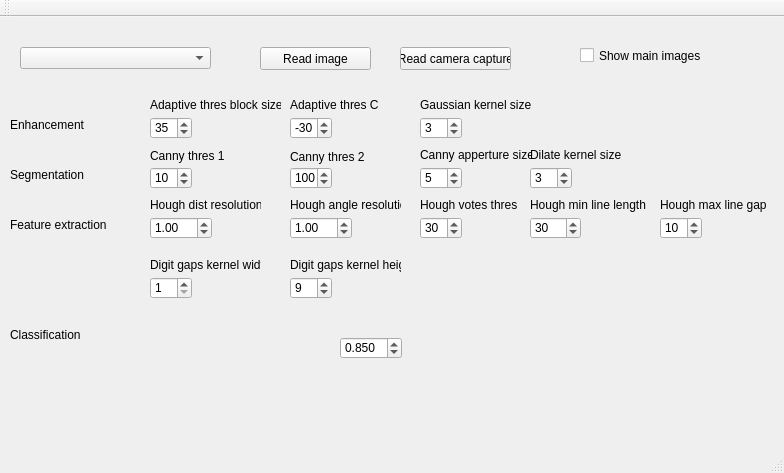
First picture: the form in mainwindow.ui, repository AIHGomaa/EVDProject1, before the edit.
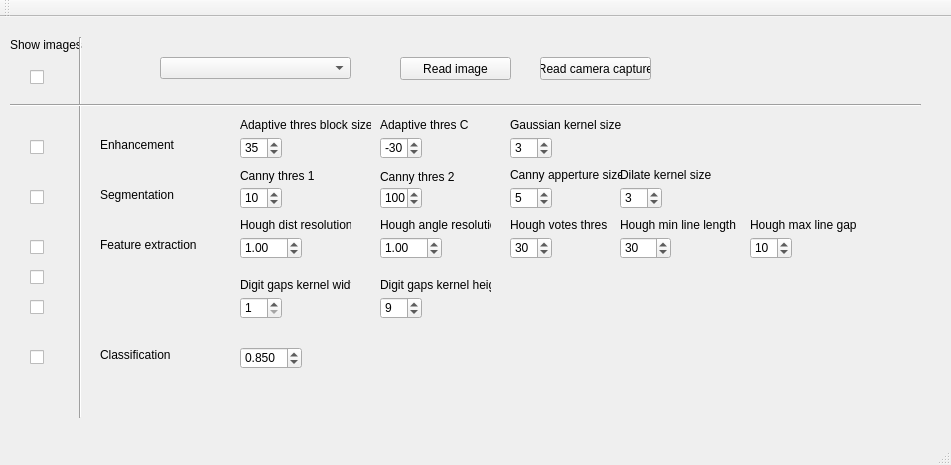
Second picture: the form after the edit.

Commit message: show images configurable per processing step refactoring: classification separated from feature extraction

What changed in the file:
```diff
--- a/mainwindow.ui
+++ b/mainwindow.ui
@@ -6,8 +6,8 @@
    <rect>
     <x>0</x>
     <y>0</y>
-    <width>784</width>
-    <height>473</height>
+    <width>951</width>
+    <height>465</height>
    </rect>
   </property>
   <property name="windowTitle">
@@ -17,8 +17,8 @@
    <widget class="QPushButton" name="btnReadImageValue">
     <property name="geometry">
      <rect>
-      <x>260</x>
-      <y>30</y>
+      <x>400</x>
+      <y>40</y>
       <width>111</width>
       <height>23</height>
      </rect>
@@ -30,8 +30,8 @@
    <widget class="QSpinBox" name="spnEnhancementadaptiveThresholdBlockSize">
     <property name="geometry">
      <rect>
-      <x>150</x>
-      <y>100</y>
+      <x>240</x>
+      <y>120</y>
       <width>42</width>
       <height>22</height>
      </rect>
@@ -49,8 +49,8 @@
    <widget class="QLabel" name="label">
     <property name="geometry">
      <rect>
-      <x>10</x>
-      <y>100</y>
+      <x>100</x>
+      <y>120</y>
       <width>81</width>
       <height>16</height>
      </rect>
@@ -62,8 +62,8 @@
    <widget class="QSpinBox" name="spnEnhancementadaptivethresholdC">
     <property name="geometry">
      <rect>
-      <x>290</x>
-      <y>100</y>
+      <x>380</x>
+      <y>120</y>
       <width>42</width>
       <height>22</height>
      </rect>
@@ -78,8 +78,8 @@
    <widget class="QLabel" name="label_2">
     <property name="geometry">
      <rect>
-      <x>150</x>
-      <y>80</y>
+      <x>240</x>
+      <y>100</y>
       <width>131</width>
       <height>16</height>
      </rect>
@@ -91,8 +91,8 @@
    <widget class="QLabel" name="label_3">
     <property name="geometry">
      <rect>
-      <x>290</x>
-      <y>80</y>
+      <x>380</x>
+      <y>100</y>
       <width>91</width>
       <height>16</height>
      </rect>
@@ -104,8 +104,8 @@
    <widget class="QSpinBox" name="spnEnhancementGaussianKernelSize">
     <property name="geometry">
      <rect>
-      <x>420</x>
-      <y>100</y>
+      <x>510</x>
+      <y>120</y>
       <width>42</width>
       <height>22</height>
      </rect>
@@ -123,8 +123,8 @@
    <widget class="QLabel" name="label_4">
     <property name="geometry">
      <rect>
-      <x>420</x>
-      <y>80</y>
+      <x>510</x>
+      <y>100</y>
       <width>111</width>
       <height>16</height>
      </rect>
@@ -136,8 +136,8 @@
    <widget class="QLabel" name="label_5">
     <property name="geometry">
      <rect>
-      <x>10</x>
-      <y>150</y>
+      <x>100</x>
+      <y>170</y>
       <width>81</width>
       <height>16</height>
      </rect>
@@ -149,8 +149,8 @@
    <widget class="QLabel" name="label_6">
     <property name="geometry">
      <rect>
-      <x>10</x>
-      <y>200</y>
+      <x>100</x>
+      <y>220</y>
       <width>111</width>
       <height>16</height>
      </rect>
@@ -162,8 +162,8 @@
    <widget class="QLabel" name="label_7">
     <property name="geometry">
      <rect>
-      <x>10</x>
-      <y>310</y>
+      <x>100</x>
+      <y>330</y>
       <width>111</width>
       <height>16</height>
      </rect>
@@ -175,8 +175,8 @@
    <widget class="QSpinBox" name="spnSegmentationCannyThreshold2">
     <property name="geometry">
      <rect>
-      <x>290</x>
-      <y>150</y>
+      <x>380</x>
+      <y>170</y>
       <width>42</width>
       <height>22</height>
      </rect>
@@ -191,8 +191,8 @@
    <widget class="QLabel" name="label_8">
     <property name="geometry">
      <rect>
-      <x>290</x>
-      <y>130</y>
+      <x>380</x>
+      <y>150</y>
       <width>91</width>
       <height>20</height>
      </rect>
@@ -204,8 +204,8 @@
    <widget class="QLabel" name="label_9">
     <property name="geometry">
      <rect>
-      <x>150</x>
-      <y>129</y>
+      <x>240</x>
+      <y>149</y>
       <width>91</width>
       <height>20</height>
      </rect>
@@ -217,8 +217,8 @@
    <widget class="QSpinBox" name="spnSegmentationCannyThreshold1">
     <property name="geometry">
      <rect>
-      <x>150</x>
-      <y>150</y>
+      <x>240</x>
+      <y>170</y>
       <width>42</width>
       <height>22</height>
      </rect>
@@ -233,8 +233,8 @@
    <widget class="QLabel" name="label_12">
     <property name="geometry">
      <rect>
-      <x>530</x>
-      <y>130</y>
+      <x>620</x>
+      <y>150</y>
       <width>111</width>
       <height>16</height>
      </rect>
@@ -246,8 +246,8 @@
    <widget class="QSpinBox" name="spnSegmentationDilateKernelSize">
     <property name="geometry">
      <rect>
-      <x>530</x>
-      <y>150</y>
+      <x>620</x>
+      <y>170</y>
       <width>42</width>
       <height>22</height>
      </rect>
@@ -265,8 +265,8 @@
    <widget class="QLabel" name="label_13">
     <property name="geometry">
      <rect>
-      <x>150</x>
-      <y>180</y>
+      <x>240</x>
+      <y>200</y>
       <width>111</width>
       <height>16</height>
      </rect>
@@ -278,8 +278,8 @@
    <widget class="QLabel" name="label_14">
     <property name="geometry">
      <rect>
-      <x>290</x>
-      <y>180</y>
+      <x>380</x>
+      <y>200</y>
       <width>111</width>
       <height>16</height>
      </rect>
@@ -291,8 +291,8 @@
    <widget class="QSpinBox" name="spnFeatureExtractionHoughVotesThreshold">
     <property name="geometry">
      <rect>
-      <x>420</x>
-      <y>200</y>
+      <x>510</x>
+      <y>220</y>
       <width>42</width>
       <height>22</height>
      </rect>
@@ -313,8 +313,8 @@
    <widget class="QLabel" name="label_15">
     <property name="geometry">
      <rect>
-      <x>420</x>
-      <y>180</y>
+      <x>510</x>
+      <y>200</y>
       <width>111</width>
       <height>16</height>
      </rect>
@@ -326,8 +326,8 @@
    <widget class="QSpinBox" name="spnFeatureExtractionHoughMaxLineGap">
     <property name="geometry">
      <rect>
-      <x>660</x>
-      <y>200</y>
+      <x>750</x>
+      <y>220</y>
       <width>42</width>
       <height>22</height>
      </rect>
@@ -351,8 +351,8 @@
    <widget class="QLabel" name="label_16">
     <property name="geometry">
      <rect>
-      <x>660</x>
-      <y>180</y>
+      <x>750</x>
+      <y>200</y>
       <width>111</width>
       <height>16</height>
      </rect>
@@ -364,8 +364,8 @@
    <widget class="QDoubleSpinBox" name="spnFeatureExtractionHoughAngleResolution">
     <property name="geometry">
      <rect>
-      <x>290</x>
-      <y>200</y>
+      <x>380</x>
+      <y>220</y>
       <width>62</width>
       <height>22</height>
      </rect>
@@ -389,8 +389,8 @@
    <widget class="QDoubleSpinBox" name="spnFeatureExtractionHoughDistanceResolution">
     <property name="geometry">
      <rect>
-      <x>150</x>
-      <y>200</y>
+      <x>240</x>
+      <y>220</y>
       <width>62</width>
       <height>22</height>
      </rect>
@@ -408,8 +408,8 @@
    <widget class="QDoubleSpinBox" name="spnFeatureExtractionHoughMinLineLength">
     <property name="geometry">
      <rect>
-      <x>530</x>
-      <y>200</y>
+      <x>620</x>
+      <y>220</y>
       <width>51</width>
       <height>22</height>
      </rect>
@@ -430,8 +430,8 @@
    <widget class="QLabel" name="label_17">
     <property name="geometry">
      <rect>
-      <x>530</x>
-      <y>180</y>
+      <x>620</x>
+      <y>200</y>
       <width>141</width>
       <height>16</height>
      </rect>
@@ -443,8 +443,8 @@
    <widget class="QLabel" name="label_18">
     <property name="geometry">
      <rect>
-      <x>420</x>
-      <y>130</y>
+      <x>510</x>
+      <y>150</y>
       <width>111</width>
       <height>16</height>
      </rect>
@@ -456,8 +456,8 @@
    <widget class="QSpinBox" name="spnSegmentationCannyAppertureSize">
     <property name="geometry">
      <rect>
-      <x>420</x>
-      <y>150</y>
+      <x>510</x>
+      <y>170</y>
       <width>42</width>
       <height>22</height>
      </rect>
@@ -475,8 +475,8 @@
    <widget class="QComboBox" name="cmbTestImages">
     <property name="geometry">
      <rect>
-      <x>20</x>
-      <y>30</y>
+      <x>160</x>
+      <y>40</y>
       <width>191</width>
       <height>22</height>
      </rect>
@@ -485,8 +485,8 @@
    <widget class="QSpinBox" name="spnDigitDilateKernelWidth">
     <property name="geometry">
      <rect>
-      <x>150</x>
-      <y>260</y>
+      <x>240</x>
+      <y>280</y>
       <width>42</width>
       <height>22</height>
      </rect>
@@ -504,8 +504,8 @@
    <widget class="QSpinBox" name="spnDigitDilateKernelHeight">
     <property name="geometry">
      <rect>
-      <x>290</x>
-      <y>260</y>
+      <x>380</x>
+      <y>280</y>
       <width>42</width>
       <height>22</height>
      </rect>
@@ -523,8 +523,8 @@
    <widget class="QLabel" name="label_19">
     <property name="geometry">
      <rect>
-      <x>150</x>
-      <y>240</y>
+      <x>240</x>
+      <y>260</y>
       <width>111</width>
       <height>16</height>
      </rect>
@@ -536,8 +536,8 @@
    <widget class="QLabel" name="label_20">
     <property name="geometry">
      <rect>
-      <x>290</x>
-      <y>240</y>
+      <x>380</x>
+      <y>260</y>
       <width>111</width>
       <height>16</height>
      </rect>
@@ -549,8 +549,8 @@
    <widget class="QDoubleSpinBox" name="spnTemplateMatchThreshold">
     <property name="geometry">
      <rect>
-      <x>340</x>
-      <y>320</y>
+      <x>240</x>
+      <y>330</y>
       <width>62</width>
       <height>22</height>
      </rect>
@@ -577,8 +577,8 @@
    <widget class="QPushButton" name="btnReadCameraImage">
     <property name="geometry">
      <rect>
-      <x>400</x>
-      <y>30</y>
+      <x>540</x>
+      <y>40</y>
       <width>111</width>
       <height>23</height>
      </rect>
@@ -590,14 +590,131 @@
    <widget class="QCheckBox" name="chkShowMainImages">
     <property name="geometry">
      <rect>
-      <x>580</x>
-      <y>30</y>
-      <width>121</width>
-      <height>17</height>
+      <x>30</x>
+      <y>50</y>
+      <width>16</width>
+      <height>20</height>
      </rect>
     </property>
     <property name="text">
-     <string>Show main images</string>
+     <string/>
+    </property>
+   </widget>
+   <widget class="QLabel" name="label_10">
+    <property name="geometry">
+     <rect>
+      <x>10</x>
+      <y>20</y>
+      <width>81</width>
+      <height>16</height>
+     </rect>
+    </property>
+    <property name="text">
+     <string>Show images</string>
+    </property>
+   </widget>
+   <widget class="QCheckBox" name="chkShowEnhancementImages">
+    <property name="geometry">
+     <rect>
+      <x>30</x>
+      <y>120</y>
+      <width>16</width>
+      <height>20</height>
+     </rect>
+    </property>
+    <property name="text">
+     <string/>
+    </property>
+   </widget>
+   <widget class="QCheckBox" name="chkShowSegmentationImages">
+    <property name="geometry">
+     <rect>
+      <x>30</x>
+      <y>170</y>
+      <width>16</width>
+      <height>20</height>
+     </rect>
+    </property>
+    <property name="text">
+     <string/>
+    </property>
+   </widget>
+   <widget class="QCheckBox" name="chkShowClassificationImages">
+    <property name="geometry">
+     <rect>
+      <x>30</x>
+      <y>330</y>
+      <width>16</width>
+      <height>20</height>
+     </rect>
+    </property>
+    <property name="text">
+     <string/>
+    </property>
+   </widget>
+   <widget class="Line" name="line">
+    <property name="geometry">
+     <rect>
+      <x>70</x>
+      <y>20</y>
+      <width>20</width>
+      <height>381</height>
+     </rect>
+    </property>
+    <property name="orientation">
+     <enum>Qt::Vertical</enum>
+    </property>
+   </widget>
+   <widget class="Line" name="line_2">
+    <property name="geometry">
+     <rect>
+      <x>10</x>
+      <y>80</y>
+      <width>911</width>
+      <height>16</height>
+     </rect>
+    </property>
+    <property name="orientation">
+     <enum>Qt::Horizontal</enum>
+    </property>
+   </widget>
+   <widget class="QCheckBox" name="chkShowFeatureExtractionImages">
+    <property name="geometry">
+     <rect>
+      <x>30</x>
+      <y>220</y>
+      <width>16</width>
+      <height>20</height>
+     </rect>
+    </property>
+    <property name="text">
+     <string/>
+    </property>
+   </widget>
+   <widget class="QCheckBox" name="chkShowFeatureExtractReferenceDigitImages">
+    <property name="geometry">
+     <rect>
+      <x>30</x>
+      <y>250</y>
+      <width>16</width>
+      <height>20</height>
+     </rect>
+    </property>
+    <property name="text">
+     <string/>
+    </property>
+   </widget>
+   <widget class="QCheckBox" name="chkShowFeatureExtractKnnTraining">
+    <property name="geometry">
+     <rect>
+      <x>30</x>
+      <y>280</y>
+      <width>16</width>
+      <height>20</height>
+     </rect>
+    </property>
+    <property name="text">
+     <string/>
     </property>
    </widget>
   </widget>
```
Left out of the diff: 2 changed lines with no effect on the pictures. The commit also changes 8 other files.
